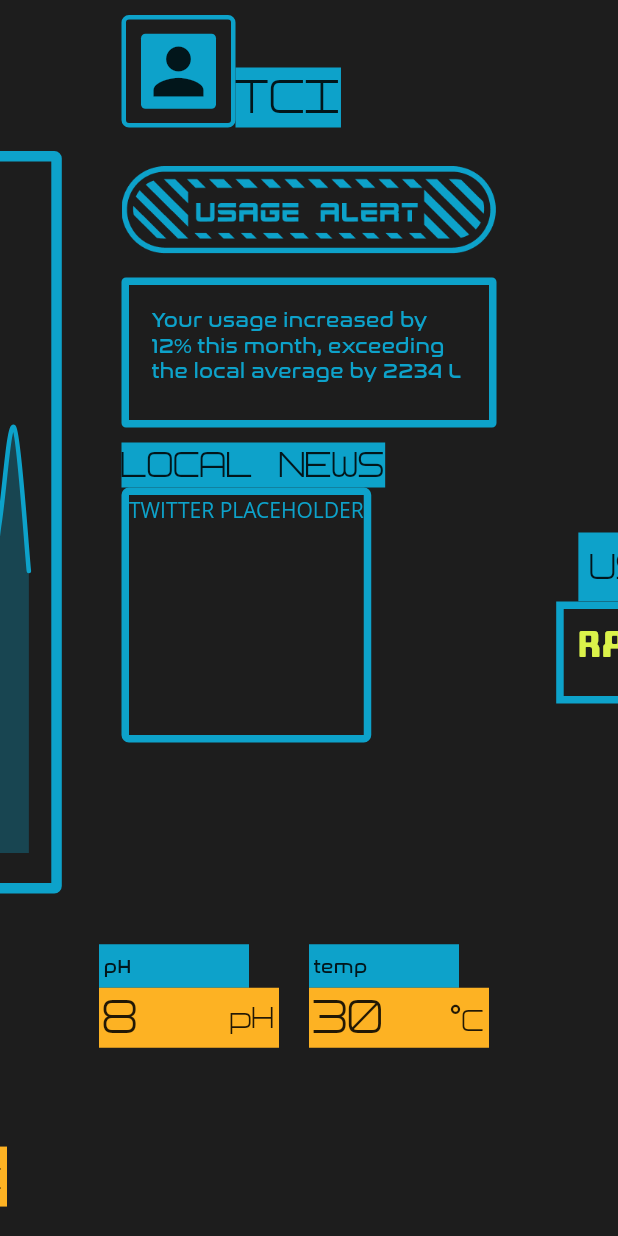
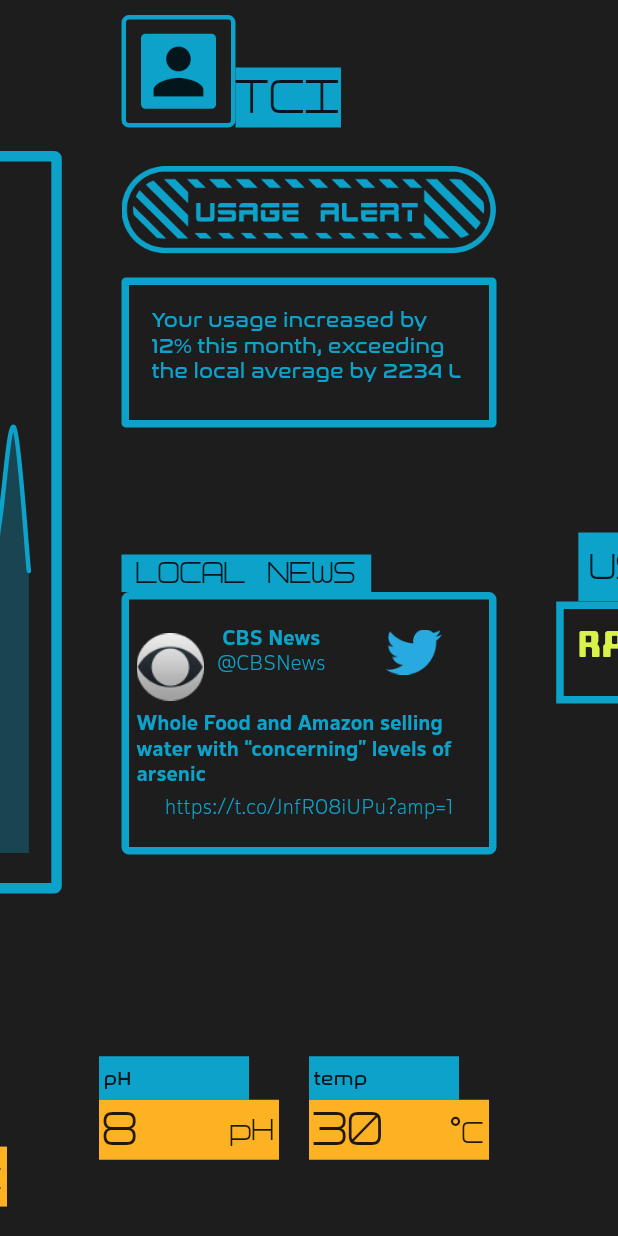
Before and after one commit to Team-Crushing-It/dripdrop, a Flutter app: the HomePage screen opened directly, on a phone screen of 412 x 824 dp. Run offline on Flutter 3.47's test engine with Material 2 defaults, Android fonts, the phone set to English and light mode, and no system bars; drawn by our look-alikes of fl_chart; our stand-ins replace auto_size_text, bloc, cloud_firestore, equatable, flutter_bloc, page_transition; accounts and stored records are empty; Roboto replaces fonts that are missing (Open Sans).

Commit message:
demo ready!

```diff
--- a/lib/login/login_form.dart
+++ b/lib/login/login_form.dart
@@ -113,6 +113,7 @@ class _LoginFormState extends State<LoginForm> {
 
                     //Login Bbutton ===============================================================
                     Container(
+                      width: 140,
                       decoration: BoxDecoration(
                         border: Border.all(
                           color: Theme.of(context).accentColor,
--- a/lib/main.dart
+++ b/lib/main.dart
@@ -98,7 +98,7 @@ class _AppState extends State<App> {
             headline6: TextStyle(
                 fontFamily: "Software Tester 7",
                 color: Colors.black,
-                fontSize: 30)),
+                fontSize: 20)),
       ),
       home: BlocBuilder<AuthenticationBloc, AuthenticationState>(
         builder: (context, state) {
--- a/lib/pages/dashboard_page.dart
+++ b/lib/pages/dashboard_page.dart
@@ -5,7 +5,7 @@ class DashboardPage extends StatelessWidget {
   @override
   Widget build(BuildContext context) {
     return Column(
-        mainAxisAlignment: MainAxisAlignment.spaceEvenly,
+        mainAxisAlignment: MainAxisAlignment.spaceBetween,
         children: [
           Profile(),
           Alert(),
--- a/lib/widgets/dash/twitter.dart
+++ b/lib/widgets/dash/twitter.dart
@@ -3,7 +3,9 @@ import 'package:flutter/material.dart';
 class Twitter extends StatelessWidget {
   @override
   Widget build(BuildContext context) {
-    return Center(
+    return Flexible(
+      flex: 2,
+      child: Center(
         child: Container(
           margin: const EdgeInsets.only(top: 10.0),
           width: 250,
@@ -13,24 +15,103 @@ class Twitter extends StatelessWidget {
             crossAxisAlignment: CrossAxisAlignment.start,
             children: [
               Container(
+                padding: const EdgeInsets.only(left: 10, right: 10),
                 color: Theme.of(context).accentColor,
                 child: Text(
                   "LOCAL NEWS",
-                style: TextStyle(fontFamily: "Software Tester 7", fontSize: 30),
+                  style:
+                      TextStyle(fontFamily: "Software Tester 7", fontSize: 25),
                 ),
               ),
               Expanded(
                 child: Container(
                     decoration: BoxDecoration(
-                  border: Border.all(color: Theme.of(context).accentColor, width: 5),
+                      border: Border.all(
+                          color: Theme.of(context).accentColor, width: 5),
                       borderRadius: BorderRadius.circular(5),
                     ),
-                child: Text("TWITTER PLACEHOLDER", style: TextStyle(color: Theme.of(context).accentColor),),
+                    child: Column(
+                      children: [
+                        Row(
+                          mainAxisAlignment: MainAxisAlignment.spaceBetween,
+                          children: [
+                            Expanded(
+                              child: Row(children: [
+                                Container(
+                                  padding: const EdgeInsets.only(left: 5),
+                                  margin: const EdgeInsets.only(top: 20.0),
+                                  width: 50,
+                                  height: 50,
+                                  //Insert goodies here
+                                  child: Image(
+                                      image: AssetImage("assets/avatar.png")),
+                                ),
+                                Container(
+                                  width: 90,
+                                  height: 50,
+                                  child: Column(
+                                    mainAxisAlignment: MainAxisAlignment.center,
+                                    children: [
+                                      Text(
+                                        "CBS News",
+                                        style: TextStyle(
+                                            fontFamily: "Corp Trial",
+                                            fontWeight: FontWeight.bold,
+                                            color:
+                                                Theme.of(context).accentColor,
+                                            fontSize: 14),
+                                      ),
+                                      Text(
+                                        "@CBSNews",
+                                        style: TextStyle(
+                                            fontFamily: "Corp Trial",
+                                            color:
+                                                Theme.of(context).accentColor,
+                                            fontSize: 14),
+                                      ),
+                                    ],
+                                  ),
+                                ),
+                                Expanded(
+                                  child: Container(
+                                      height: 30,
+                                      width: 30,
+                                      child: Image(
+                                          image: AssetImage(
+                                              "assets/twitter.png"))),
+                                ),
+                              ]),
+                            )
+                          ],
+                        ),
+                        Container(
+                          padding: const EdgeInsets.all(5),
+                          child: Text(
+                            "Whole Food and Amazon selling water with “concerning” levels of arsenic",
+                            style: TextStyle(
+                                fontFamily: "Corp Trial",
+                                fontWeight: FontWeight.bold,
+                                color: Theme.of(context).accentColor,
+                                fontSize: 14),
+                          ),
+                        ),
+                        Text(
+                          "https://t.co/JnfR08iUPu?amp=1",
+                          style: TextStyle(
+                              fontFamily: "Corp Trial",
+                              color: Theme.of(context).accentColor,
+                              fontSize: 14),
+                        ),
+                      ],
+                    )
+
+                    // Text("TWITTER PLACEHOLDER", style: TextStyle(color: Theme.of(context).accentColor),),
                     ),
               )
             ],
           ),
         ),
+      ),
     );
   }
 }
--- a/pubspec.yaml
+++ b/pubspec.yaml
@@ -64,6 +64,8 @@ flutter:
     - assets/logo.png
     - assets/logo-stacked.png
     - assets/usage-alert.png
+    - assets/avatar.png
+    - assets/twitter.png
 
   # To add assets to your application, add an assets section, like this:
   # assets:
```
Also changed, not shown: assets/avatar.png (added), assets/twitter.png (added). Lines whose indentation alone changed are shown as unchanged.
